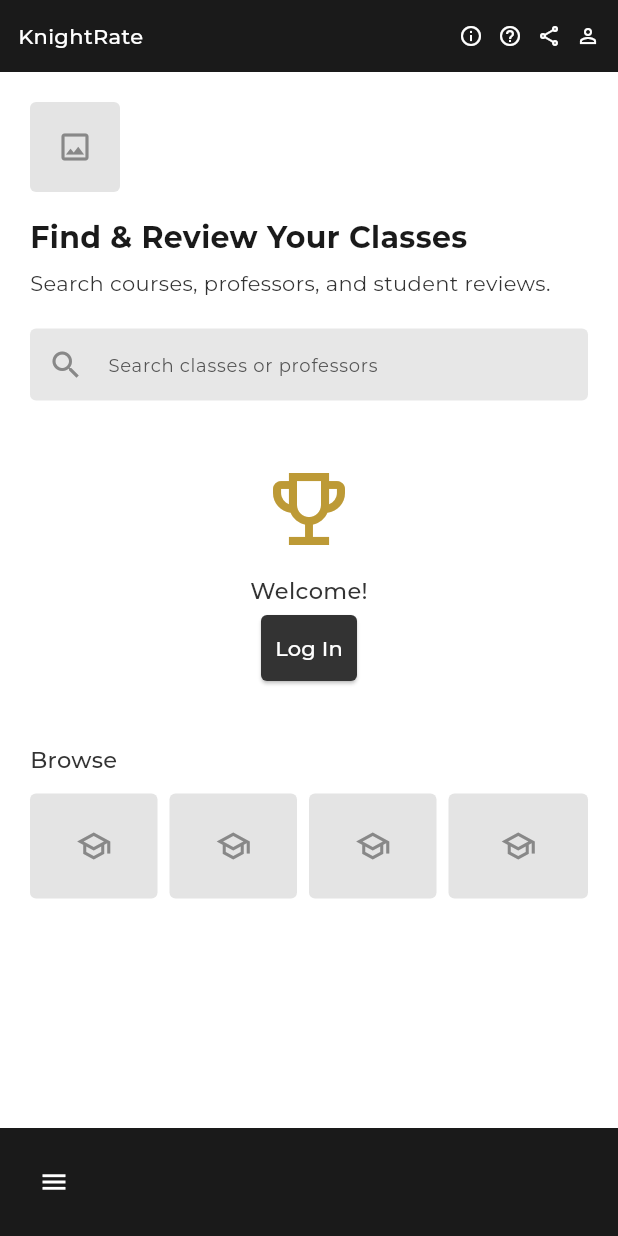
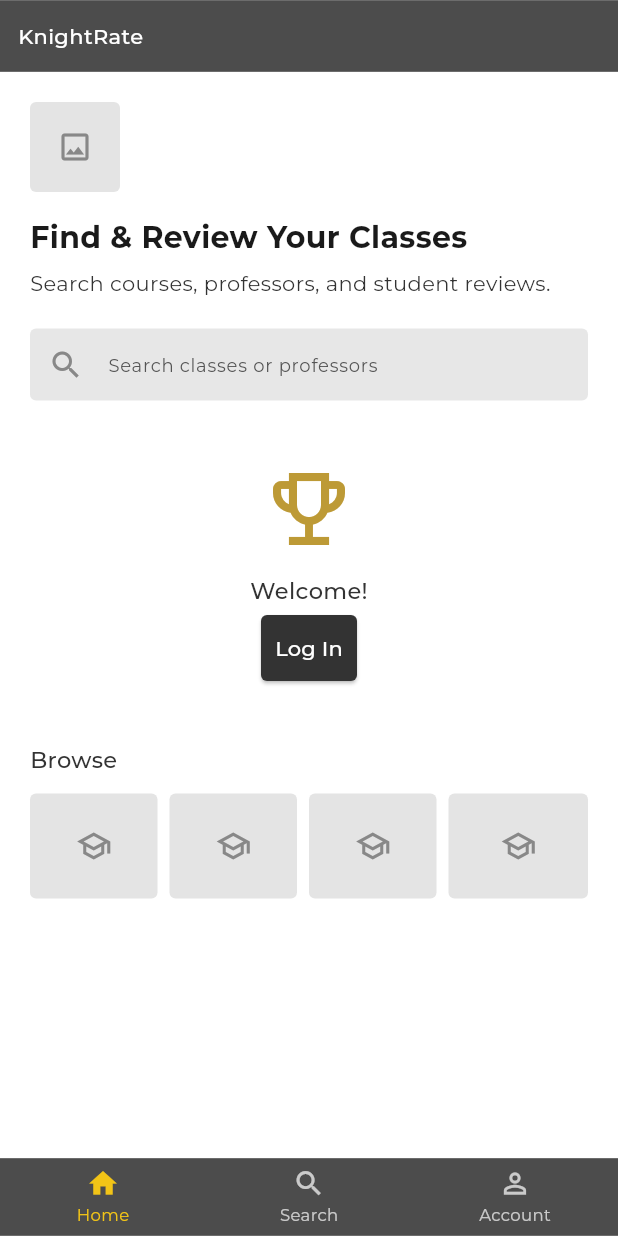
Before and after one commit to a1vcm/cop4331-large-project, a Flutter app: the screen it shows after launch, on a phone screen of 412 x 824 dp. Run offline on Flutter 3.47's test engine with Material 3 defaults, Android fonts, the phone set to English and light mode, and no system bars; our stand-ins replace go_router, google_fonts, shared_preferences.

Commit message:
Fix dashboard infinite spinner, search overflow, redesign nav to 3-tab bar
- api_client.dart: an unguarded jsonDecode() let a raw FormatException
  escape whenever the server returned a non-JSON body (e.g. Express's
  plain-text 404 page for a route that isn't deployed yet). Every
  caller only catches ApiException, so that exception type silently
  killed the request with no error surfaced — on the dashboard this
  showed as an infinite loading spinner since _reviews never left
  null. Now any non-2xx or unparseable response always throws a proper
  ApiException.
- course_search_screen.dart: the filter/sort DropdownButtonFormFields
  didn't set isExpanded, so DropdownButton's internal Row didn't
  constrain the selected item's text to the available width, causing
  a ~27px right overflow for longer labels like "Difficulty: Medium".
- Replaced the hamburger + bottom-sheet menu with a persistent 3-tab
  bottom bar (Home / Search / Account), the standard iOS UITabBar
  shape the user asked for instead. Logout now lives only on the
  Account/dashboard screen rather than duplicated in a menu item.
- Removed the top bar's info/help/share/account icon cluster — none
  of the four were ever wired to anything (dead since the original
  wireframe), and account access is now the dedicated bottom tab.
- Applied a frosted/blurred "glass" treatment (BackdropFilter + tinted
  border) to the top and bottom chrome bars only, approximating iOS's
  Liquid Glass material. Flutter has no bridge to Apple's actual
  native glass renderer, so this is a visual approximation, not the
  literal same effect — deliberately not applied to buttons/cards
  throughout since blurring everything hurts legibility.

Note: verified via flutter analyze/test and visual inspection of a
web build (layout renders correctly — 3 tabs, no overflow). Could not
interactively click-test navigation in this session's automated
browser preview due to an unrelated tooling issue (even an untouched
plain button stopped responding on a fresh tab, no console errors) —
needs a hot restart + manual tap-through on device to confirm.

Co-Authored-By: Claude Sonnet 5 <noreply@anthropic.com>

```diff
--- a/mobile/lib/screens/course_detail_screen.dart
+++ b/mobile/lib/screens/course_detail_screen.dart
@@ -105,6 +105,7 @@ class _CourseDetailScreenState extends State<CourseDetailScreen> {
     return AppScaffold(
       showBack: true,
       onBack: () => context.pop(),
+      currentTab: AppTab.search,
       title: _course?.courseCode ?? 'Course Details',
       body: _loading
           ? const Center(child: CircularProgressIndicator())
--- a/mobile/lib/screens/course_search_screen.dart
+++ b/mobile/lib/screens/course_search_screen.dart
@@ -96,8 +96,7 @@ class _CourseSearchScreenState extends State<CourseSearchScreen> {
     final results = _visibleCourses;
 
     return AppScaffold(
-      showBack: true,
-      onBack: () => context.pop(),
+      currentTab: AppTab.search,
       title: 'Search Courses',
       body: SafeArea(
         child: Column(
@@ -128,6 +127,7 @@ class _CourseSearchScreenState extends State<CourseSearchScreen> {
                   Expanded(
                     child: DropdownButtonFormField<String>(
                       initialValue: _filterBy,
+                      isExpanded: true,
                       decoration: const InputDecoration(isDense: true),
                       items: const [
                         DropdownMenuItem(value: 'all', child: Text('Filter By')),
@@ -142,6 +142,7 @@ class _CourseSearchScreenState extends State<CourseSearchScreen> {
                   Expanded(
                     child: DropdownButtonFormField<String>(
                       initialValue: _sortBy,
+                      isExpanded: true,
                       decoration: const InputDecoration(isDense: true),
                       items: const [
                         DropdownMenuItem(value: 'relevance', child: Text('Sort By')),
--- a/mobile/lib/screens/homepage_screen.dart
+++ b/mobile/lib/screens/homepage_screen.dart
@@ -28,6 +28,7 @@ class _HomepageScreenState extends State<HomepageScreen> {
   @override
   Widget build(BuildContext context) {
     return AppScaffold(
+      currentTab: AppTab.home,
       body: ListenableBuilder(
         listenable: AuthState.instance,
         builder: (context, _) {
--- a/mobile/lib/screens/profile_dashboard_screen.dart
+++ b/mobile/lib/screens/profile_dashboard_screen.dart
@@ -51,10 +51,11 @@ class _ProfileDashboardScreenState extends State<ProfileDashboardScreen> {
   @override
   Widget build(BuildContext context) {
     if (!AuthState.instance.isLoggedIn) {
-      return const AppScaffold(body: SizedBox.shrink());
+      return const AppScaffold(currentTab: AppTab.account, body: SizedBox.shrink());
     }
 
     return AppScaffold(
+      currentTab: AppTab.account,
       title: 'My Dashboard',
       body: RefreshIndicator(
         onRefresh: _load,
--- a/mobile/lib/widgets/app_chrome.dart
+++ b/mobile/lib/widgets/app_chrome.dart
@@ -1,15 +1,52 @@
+import 'dart:ui';
 import 'package:flutter/material.dart';
 import 'package:flutter/services.dart';
 import 'package:go_router/go_router.dart';
-import '../services/auth_service.dart';
 import '../services/auth_state.dart';
 import '../theme/app_theme.dart';
 
-/// Dark top bar with icon cluster (info/help/share/profile). Its background
-/// extends up through the status bar / Dynamic Island (rather than stopping
-/// below it) so there's no mismatched white gap up there, and the screen's
-/// SystemUiOverlayStyle is set to light content so the system's time/battery
-/// icons render in white and stay visible against the dark bar.
+/// The app's three primary destinations, shown as a persistent bottom tab
+/// bar (standard iOS UITabBar pattern) rather than a hamburger menu.
+enum AppTab { home, search, account }
+
+/// A frosted, translucent surface approximating iOS's "Liquid Glass"
+/// material. Flutter has no access to Apple's native glass renderer (that's
+/// a SwiftUI/UIKit-only API), so this is a BackdropFilter blur over a
+/// semi-transparent tint — a reasonable visual approximation, not the real
+/// thing. Used only for the top/bottom chrome, not buttons or cards
+/// throughout, since blurring everything hurts legibility more than it helps.
+class _GlassSurface extends StatelessWidget {
+  final Widget child;
+  final Color tint;
+
+  const _GlassSurface({required this.child, required this.tint});
+
+  @override
+  Widget build(BuildContext context) {
+    return ClipRect(
+      child: BackdropFilter(
+        filter: ImageFilter.blur(sigmaX: 24, sigmaY: 24),
+        child: DecoratedBox(
+          decoration: BoxDecoration(
+            color: tint,
+            border: const Border(
+              // A hairline edge highlight is a big part of what reads as
+              // "glass" rather than plain frosted plastic.
+              top: BorderSide(color: Colors.white24, width: 0.5),
+              bottom: BorderSide(color: Colors.white24, width: 0.5),
+            ),
+          ),
+          child: child,
+        ),
+      ),
+    );
+  }
+}
+
+/// Top bar: back button (or app/page title), extended up through the status
+/// bar / Dynamic Island so there's no color mismatch up there. AppScaffold
+/// pairs this with a light SystemUiOverlayStyle so the system's time/battery
+/// icons render in white and stay visible against the dark glass.
 class AppTopBar extends StatelessWidget {
   final VoidCallback? onBack;
   final bool showBack;
@@ -22,9 +59,9 @@ class AppTopBar extends StatelessWidget {
   @override
   Widget build(BuildContext context) {
     final topInset = MediaQuery.paddingOf(context).top;
-    return Container(
-      width: double.infinity,
-      color: AppColors.topBar,
+    return _GlassSurface(
+      tint: AppColors.topBar.withValues(alpha: 0.78),
+      child: Padding(
         padding: EdgeInsets.only(top: topInset, left: 12, right: 12),
         child: SizedBox(
           height: contentHeight,
@@ -45,18 +82,93 @@ class AppTopBar extends StatelessWidget {
                   overflow: TextOverflow.ellipsis,
                 ),
               ),
-            const SizedBox(width: 8),
-            Row(
-              children: const [
-                Icon(Icons.info_outline, color: AppColors.white, size: 16),
-                SizedBox(width: 10),
-                Icon(Icons.help_outline, color: AppColors.white, size: 16),
-                SizedBox(width: 10),
-                Icon(Icons.share_outlined, color: AppColors.white, size: 16),
-                SizedBox(width: 10),
-                Icon(Icons.person_outline, color: AppColors.white, size: 16),
             ],
           ),
+        ),
+      ),
+    );
+  }
+}
+
+/// Bottom tab bar: Home / Search / Account, the standard 3-destination
+/// iOS UITabBar shape. Account routes straight to login when signed out;
+/// logout itself lives only on the account/dashboard screen, not in a menu.
+class AppBottomTabBar extends StatelessWidget {
+  final AppTab current;
+
+  const AppBottomTabBar({super.key, required this.current});
+
+  @override
+  Widget build(BuildContext context) {
+    return _GlassSurface(
+      tint: AppColors.bottomBar.withValues(alpha: 0.78),
+      child: SafeArea(
+        top: false,
+        child: SizedBox(
+          height: 52,
+          child: ListenableBuilder(
+            listenable: AuthState.instance,
+            builder: (context, _) {
+              return Row(
+                children: [
+                  _TabButton(
+                    icon: Icons.home_outlined,
+                    activeIcon: Icons.home,
+                    label: 'Home',
+                    selected: current == AppTab.home,
+                    onTap: () => context.go('/'),
+                  ),
+                  _TabButton(
+                    icon: Icons.search_outlined,
+                    activeIcon: Icons.search,
+                    label: 'Search',
+                    selected: current == AppTab.search,
+                    onTap: () => context.go('/courses'),
+                  ),
+                  _TabButton(
+                    icon: Icons.person_outline,
+                    activeIcon: Icons.person,
+                    label: 'Account',
+                    selected: current == AppTab.account,
+                    onTap: () => context.go(AuthState.instance.isLoggedIn ? '/dashboard' : '/login'),
+                  ),
+                ],
+              );
+            },
+          ),
+        ),
+      ),
+    );
+  }
+}
+
+class _TabButton extends StatelessWidget {
+  final IconData icon;
+  final IconData activeIcon;
+  final String label;
+  final bool selected;
+  final VoidCallback onTap;
+
+  const _TabButton({
+    required this.icon,
+    required this.activeIcon,
+    required this.label,
+    required this.selected,
+    required this.onTap,
+  });
+
+  @override
+  Widget build(BuildContext context) {
+    final color = selected ? AppColors.gold : Colors.white70;
+    return Expanded(
+      child: InkWell(
+        onTap: onTap,
+        child: Column(
+          mainAxisAlignment: MainAxisAlignment.center,
+          children: [
+            Icon(selected ? activeIcon : icon, color: color, size: 22),
+            const SizedBox(height: 2),
+            Text(label, style: AppTextStyles.muted.copyWith(color: color, fontSize: 11)),
           ],
         ),
       ),
@@ -64,113 +176,19 @@ class AppTopBar extends StatelessWidget {
   }
 }
 
-/// Dark bottom bar with a menu button that opens the app's primary
-/// navigation as a bottom sheet — the standard iOS pattern for a
-/// menu-triggered action sheet anchored near where it was tapped.
-class AppBottomBar extends StatelessWidget {
-  const AppBottomBar({super.key});
-
-  void _openNavMenu(BuildContext context) {
-    showModalBottomSheet(
-      context: context,
-      backgroundColor: AppColors.white,
-      shape: const RoundedRectangleBorder(
-        borderRadius: BorderRadius.vertical(top: Radius.circular(16)),
-      ),
-      builder: (sheetContext) => SafeArea(
-        child: Column(
-          mainAxisSize: MainAxisSize.min,
-          children: [
-            const SizedBox(height: 8),
-            ListTile(
-              leading: const Icon(Icons.home_outlined),
-              title: const Text('Home'),
-              onTap: () {
-                Navigator.pop(sheetContext);
-                context.go('/');
-              },
-            ),
-            ListTile(
-              leading: const Icon(Icons.search),
-              title: const Text('Search Courses'),
-              onTap: () {
-                Navigator.pop(sheetContext);
-                context.push('/courses');
-              },
-            ),
-            ListenableBuilder(
-              listenable: AuthState.instance,
-              builder: (context, _) {
-                if (!AuthState.instance.isLoggedIn) {
-                  return ListTile(
-                    leading: const Icon(Icons.login),
-                    title: const Text('Log In'),
-                    onTap: () {
-                      Navigator.pop(sheetContext);
-                      context.push('/login');
-                    },
-                  );
-                }
-                return Column(
-                  children: [
-                    ListTile(
-                      leading: const Icon(Icons.person_outline),
-                      title: const Text('My Dashboard'),
-                      onTap: () {
-                        Navigator.pop(sheetContext);
-                        context.push('/dashboard');
-                      },
-                    ),
-                    ListTile(
-                      leading: const Icon(Icons.logout),
-                      title: const Text('Log Out'),
-                      onTap: () async {
-                        Navigator.pop(sheetContext);
-                        await AuthService.logout();
-                        if (context.mounted) context.go('/');
-                      },
-                    ),
-                  ],
-                );
-              },
-            ),
-            const SizedBox(height: 8),
-          ],
-        ),
-      ),
-    );
-  }
-
-  @override
-  Widget build(BuildContext context) {
-    return Container(
-      color: AppColors.bottomBar,
-      padding: const EdgeInsets.symmetric(horizontal: 12, vertical: 12),
-      child: SafeArea(
-        top: false,
-        child: Row(
-          children: [
-            IconButton(
-              icon: const Icon(Icons.menu, color: AppColors.white, size: 20),
-              onPressed: () => _openNavMenu(context),
-              padding: EdgeInsets.zero,
-              constraints: const BoxConstraints(),
-              tooltip: 'Menu',
-            ),
-          ],
-        ),
-      ),
-    );
-  }
-}
-
-/// Wraps a screen body with the standard top/bottom bars so screens only
-/// need to supply their middle content (and optionally a title/back action).
+/// Wraps a screen body with the standard top bar so screens only need to
+/// supply their middle content (and optionally a title/back action). Pass
+/// [currentTab] on the three tab-root screens (Home/Search/Account) to show
+/// the bottom tab bar; leave it null for pushed detail screens or full-screen
+/// flows (auth) that shouldn't show it — except CourseDetailScreen, which
+/// passes AppTab.search anyway to keep the tab bar visible on drill-down,
+/// matching standard iOS behavior of pushed screens staying inside their tab.
 class AppScaffold extends StatelessWidget {
   final Widget body;
   final bool showBack;
   final VoidCallback? onBack;
   final String? title;
+  final AppTab? currentTab;
 
   const AppScaffold({
     super.key,
@@ -178,6 +196,7 @@ class AppScaffold extends StatelessWidget {
     this.showBack = false,
     this.onBack,
     this.title,
+    this.currentTab,
   });
 
   @override
@@ -191,7 +210,7 @@ class AppScaffold extends StatelessWidget {
             Expanded(child: body),
           ],
         ),
-        bottomNavigationBar: const AppBottomBar(),
+        bottomNavigationBar: currentTab != null ? AppBottomTabBar(current: currentTab!) : null,
       ),
     );
   }
```
Also changed, not shown: mobile/lib/services/api_client.dart (+12 -1 lines). Lines whose indentation alone changed are shown as unchanged.
